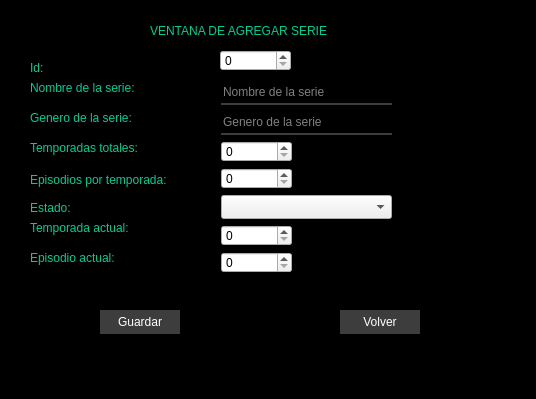
This is ProyectoFinal_Crud_Series-joel-parte/ventanaagregar.ui in josiasarevalorm-jj/ProyectoFinal_Crud_Series as Qt 5 draws it before an edit. The edited form follows.
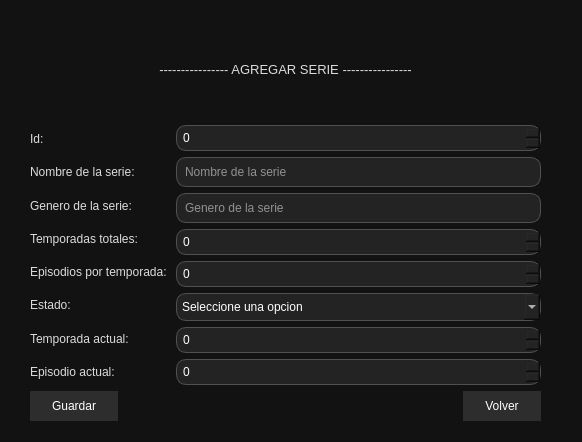
This is the edited form.

```diff
--- a/ProyectoFinal_Crud_Series-joel-parte/ventanaagregar.ui
+++ b/ProyectoFinal_Crud_Series-joel-parte/ventanaagregar.ui
@@ -6,91 +6,90 @@
    <rect>
     <x>0</x>
     <y>0</y>
-    <width>536</width>
-    <height>399</height>
+    <width>582</width>
+    <height>442</height>
    </rect>
   </property>
-  <property name="palette">
-   <palette>
-    <active>
-     <colorrole role="Window">
-      <brush brushstyle="SolidPattern">
-       <color alpha="255">
-        <red>0</red>
-        <green>0</green>
-        <blue>0</blue>
-       </color>
-      </brush>
-     </colorrole>
-    </active>
-    <inactive>
-     <colorrole role="Window">
-      <brush brushstyle="SolidPattern">
-       <color alpha="255">
-        <red>0</red>
-        <green>0</green>
-        <blue>0</blue>
-       </color>
-      </brush>
-     </colorrole>
-    </inactive>
-    <disabled>
-     <colorrole role="Base">
-      <brush brushstyle="SolidPattern">
-       <color alpha="255">
-        <red>0</red>
-        <green>0</green>
-        <blue>0</blue>
-       </color>
-      </brush>
-     </colorrole>
-     <colorrole role="Window">
-      <brush brushstyle="SolidPattern">
-       <color alpha="255">
-        <red>0</red>
-        <green>0</green>
-        <blue>0</blue>
-       </color>
-      </brush>
-     </colorrole>
-    </disabled>
-   </palette>
-  </property>
   <property name="windowTitle">
    <string>Dialog</string>
   </property>
   <property name="styleSheet">
-   <string notr="true">QFrame {
-	background-color: rgb(0, 0, 0);
-	background-color: rgb(0, 0, 0);
-	background-color: rgb(0, 0, 0);
-	background-color: rgb(0, 0, 0);
-    background-color: rgb(61, 61, 61);
+   <string notr="true">/* =====================
+   FONDO DEL DIALOG
+===================== */
+QDialog {
+    background-color: rgb(18, 18, 18);
 }
 
-/* ---------- QLabel ---------- */
+/* =====================
+   TITULO ROJO
+===================== */
+QLabel#labelTitulo {
+    background-color: rgb(229, 9, 20);   /* Rojo Netflix */
+    color: white;
+    font: 90 24pt &quot;Arial Black&quot;;          /* MÁS GRANDE y fuerte */
+    border-radius: 18px;
+    padding: 12px;
+    letter-spacing: 2px;                  /* Espaciado entre letras */
+    qproperty-alignment: AlignCenter;
+}
+
+/* =====================
+   LABELS (TEXTOS)
+===================== */
 QLabel {
-    font: 87 12pt &quot;Arial Black&quot;;
-    background-color: #000000;
-    color: rgb(0, 206, 151);
-    border: 0px;
+    color: rgb(220, 220, 220);
+    font: 10pt &quot;Arial&quot;;
 }
 
-/* ---------- QLineEdit ---------- */
+/* =====================
+   INPUT TEXTO
+===================== */
 QLineEdit {
-    border: 0px;
-    border-bottom: 2px solid rgb(61, 61, 61);
-    color: rgb(255, 255, 255);
-    background-color: rgb(0, 0, 0);
-    font: 75 12pt &quot;Times New Roman&quot;;
+    background-color: rgb(35, 35, 35);
+    color: white;
+    border: 1px solid rgb(80, 80, 80);
+    border-radius: 10px;
+    padding: 6px;
 }
 
-/* ---------- QPushButton ---------- */
+/* =====================
+   SPINBOX
+===================== */
+QSpinBox {
+    background-color: rgb(35, 35, 35);
+    color: white;
+    border: 1px solid rgb(80, 80, 80);
+    border-radius: 10px;
+    padding: 4px;
+}
+
+/* =====================
+   COMBOBOX
+===================== */
+QComboBox {
+    background-color: rgb(35, 35, 35);
+    color: white;
+    border: 1px solid rgb(80, 80, 80);
+    border-radius: 10px;
+    padding: 5px;
+}
+
+QComboBox QAbstractItemView {
+    background-color: rgb(25, 25, 25);
+    color: white;
+    selection-background-color: rgb(229, 9, 20);
+}
+
+/* =====================
+   BOTONES
+===================== */
 QPushButton {
-    background-color: rgb(61, 61, 61);
-    border-radius: 15px;
-    color: rgb(255, 255, 255);
-    font: 77 10pt &quot;Arial Black&quot;;
+    background-color: rgb(45, 45, 45);
+    color: white;
+    font: 11pt &quot;Arial Black&quot;;
+    border-radius: 18px;
+    padding: 8px 22px;
 }
 
 QPushButton:hover {
@@ -98,91 +97,75 @@
     color: rgb(0, 0, 0);
 }
 
-/* ---------- QTableWidget ---------- */
-QTableWidget {
-    background-color: rgb(255, 255, 255);
-    color: rgb(0, 0, 0);
-    gridline-color: rgb(0, 206, 151);
-    font-size: 12pt;
-}
-
-/* ---------- Encabezados ---------- */
-QHeaderView::section {
-    background-color: rgb(0, 206, 151);
-    border: 1px solid rgb(0, 0, 0);
-    font-size: 12pt;
-}
-
-/* ---------- Botón esquina tabla ---------- */
-QTableWidget QTableCornerButton::section {
-    background-color: rgb(0, 0, 0);
-    border: 1px solid rgb(0, 206, 151);
+QPushButton:pressed {
+    background-color: rgb(180, 0, 0);
 }</string>
   </property>
-  <widget class="QLabel" name="label">
+  <widget class="QWidget" name="">
    <property name="geometry">
     <rect>
-     <x>150</x>
+     <x>30</x>
      <y>20</y>
-     <width>261</width>
-     <height>21</height>
+     <width>511</width>
+     <height>401</height>
     </rect>
+   </property>
+   <layout class="QVBoxLayout" name="verticalLayout_3">
+    <item>
+     <widget class="QLabel" name="label">
+      <property name="font">
+       <font>
+        <family>Arial</family>
+        <pointsize>10</pointsize>
+        <italic>false</italic>
+        <bold>false</bold>
+       </font>
    </property>
    <property name="styleSheet">
     <string notr="true"/>
    </property>
    <property name="text">
-    <string>VENTANA DE AGREGAR SERIE</string>
-   </property>
-  </widget>
+       <string>---------------- AGREGAR SERIE ----------------</string>
+      </property>
+      <property name="alignment">
+       <set>Qt::AlignmentFlag::AlignCenter</set>
+      </property>
+     </widget>
+    </item>
+    <item>
+     <layout class="QHBoxLayout" name="horizontalLayout">
+      <item>
+       <layout class="QVBoxLayout" name="verticalLayout">
+        <item>
+         <widget class="QLabel" name="label_9">
+          <property name="text">
+           <string>Id:</string>
+          </property>
+         </widget>
+        </item>
+        <item>
   <widget class="QLabel" name="label_2">
-   <property name="geometry">
-    <rect>
-     <x>30</x>
-     <y>80</y>
-     <width>151</width>
-     <height>16</height>
-    </rect>
-   </property>
    <property name="text">
     <string>Nombre de la serie: </string>
    </property>
   </widget>
+        </item>
+        <item>
   <widget class="QLabel" name="label_3">
-   <property name="geometry">
-    <rect>
-     <x>30</x>
-     <y>110</y>
-     <width>151</width>
-     <height>16</height>
-    </rect>
-   </property>
    <property name="text">
     <string>Genero de la serie: </string>
    </property>
   </widget>
+        </item>
+        <item>
   <widget class="QLabel" name="label_4">
-   <property name="geometry">
-    <rect>
-     <x>30</x>
-     <y>140</y>
-     <width>151</width>
-     <height>16</height>
-    </rect>
-   </property>
    <property name="text">
     <string>Temporadas totales:</string>
    </property>
   </widget>
+        </item>
+        <item>
   <widget class="QLabel" name="label_5">
-   <property name="geometry">
-    <rect>
-     <x>30</x>
-     <y>170</y>
-     <width>191</width>
-     <height>20</height>
-    </rect>
-   </property>
    <property name="autoFillBackground">
     <bool>false</bool>
    </property>
@@ -190,15 +173,9 @@
     <string>Episodios por temporada: </string>
    </property>
   </widget>
+        </item>
+        <item>
   <widget class="QLabel" name="label_6">
-   <property name="geometry">
-    <rect>
-     <x>30</x>
-     <y>200</y>
-     <width>81</width>
-     <height>16</height>
-    </rect>
-   </property>
    <property name="autoFillBackground">
     <bool>false</bool>
    </property>
@@ -206,15 +183,9 @@
     <string>Estado: </string>
    </property>
   </widget>
+        </item>
+        <item>
   <widget class="QLabel" name="label_7">
-   <property name="geometry">
-    <rect>
-     <x>30</x>
-     <y>220</y>
-     <width>141</width>
-     <height>16</height>
-    </rect>
-   </property>
    <property name="autoFillBackground">
     <bool>false</bool>
    </property>
@@ -222,15 +193,9 @@
     <string>Temporada actual:</string>
    </property>
   </widget>
+        </item>
+        <item>
   <widget class="QLabel" name="label_8">
-   <property name="geometry">
-    <rect>
-     <x>30</x>
-     <y>250</y>
-     <width>131</width>
-     <height>16</height>
-    </rect>
-   </property>
    <property name="autoFillBackground">
     <bool>false</bool>
    </property>
@@ -238,93 +203,48 @@
     <string>Episodio actual: </string>
    </property>
   </widget>
-  <widget class="QPushButton" name="btnGuardar">
-   <property name="geometry">
-    <rect>
-     <x>100</x>
-     <y>310</y>
-     <width>80</width>
-     <height>24</height>
-    </rect>
-   </property>
-   <property name="text">
-    <string>Guardar</string>
-   </property>
-  </widget>
-  <widget class="QPushButton" name="btnVolver">
-   <property name="geometry">
-    <rect>
-     <x>340</x>
-     <y>310</y>
-     <width>80</width>
-     <height>24</height>
-    </rect>
-   </property>
-   <property name="text">
-    <string>Volver</string>
-   </property>
-  </widget>
+        </item>
+       </layout>
+      </item>
+      <item>
+       <layout class="QVBoxLayout" name="verticalLayout_2">
+        <item>
+         <widget class="QSpinBox" name="spinId">
+          <property name="maximum">
+           <number>50</number>
+          </property>
+         </widget>
+        </item>
+        <item>
   <widget class="QLineEdit" name="txtNombre">
-   <property name="geometry">
-    <rect>
-     <x>221</x>
-     <y>81</y>
-     <width>171</width>
-     <height>24</height>
-    </rect>
-   </property>
    <property name="placeholderText">
     <string>Nombre de la serie</string>
    </property>
   </widget>
+        </item>
+        <item>
   <widget class="QLineEdit" name="txtGenero">
-   <property name="geometry">
-    <rect>
-     <x>221</x>
-     <y>111</y>
-     <width>171</width>
-     <height>24</height>
-    </rect>
-   </property>
    <property name="placeholderText">
     <string>Genero de la serie</string>
    </property>
   </widget>
+        </item>
+        <item>
   <widget class="QSpinBox" name="spinTemTotal">
-   <property name="geometry">
-    <rect>
-     <x>221</x>
-     <y>141</y>
-     <width>71</width>
-     <height>21</height>
-    </rect>
-   </property>
    <property name="maximum">
     <number>50</number>
    </property>
   </widget>
+        </item>
+        <item>
   <widget class="QSpinBox" name="spinEpTotal">
-   <property name="geometry">
-    <rect>
-     <x>221</x>
-     <y>168</y>
-     <width>71</width>
-     <height>21</height>
-    </rect>
-   </property>
    <property name="maximum">
     <number>50</number>
    </property>
   </widget>
+        </item>
+        <item>
   <widget class="QComboBox" name="cmbEstado">
-   <property name="geometry">
-    <rect>
-     <x>221</x>
-     <y>195</y>
-     <width>171</width>
-     <height>24</height>
-    </rect>
-   </property>
    <property name="placeholderText">
     <string>Seleccione una opcion</string>
    </property>
@@ -344,57 +264,57 @@
     </property>
    </item>
   </widget>
+        </item>
+        <item>
   <widget class="QSpinBox" name="spinTemActual">
-   <property name="geometry">
-    <rect>
-     <x>221</x>
-     <y>225</y>
-     <width>71</width>
-     <height>21</height>
-    </rect>
-   </property>
    <property name="maximum">
     <number>50</number>
    </property>
   </widget>
+        </item>
+        <item>
   <widget class="QSpinBox" name="spinEpActual">
-   <property name="geometry">
-    <rect>
-     <x>221</x>
-     <y>252</y>
-     <width>71</width>
-     <height>21</height>
-    </rect>
-   </property>
    <property name="maximum">
     <number>50</number>
    </property>
   </widget>
-  <widget class="QSpinBox" name="spinId">
-   <property name="geometry">
-    <rect>
-     <x>220</x>
-     <y>50</y>
-     <width>71</width>
-     <height>21</height>
-    </rect>
-   </property>
-   <property name="maximum">
-    <number>50</number>
-   </property>
-  </widget>
-  <widget class="QLabel" name="label_9">
-   <property name="geometry">
-    <rect>
-     <x>30</x>
-     <y>60</y>
-     <width>105</width>
-     <height>16</height>
-    </rect>
-   </property>
+        </item>
+       </layout>
+      </item>
+     </layout>
+    </item>
+    <item>
+     <layout class="QHBoxLayout" name="horizontalLayout_2">
+      <item>
+       <widget class="QPushButton" name="btnGuardar">
+        <property name="text">
+         <string>Guardar</string>
+        </property>
+       </widget>
+      </item>
+      <item>
+       <spacer name="horizontalSpacer">
+        <property name="orientation">
+         <enum>Qt::Orientation::Horizontal</enum>
+        </property>
+        <property name="sizeHint" stdset="0">
+         <size>
+          <width>40</width>
+          <height>20</height>
+         </size>
+        </property>
+       </spacer>
+      </item>
+      <item>
+       <widget class="QPushButton" name="btnVolver">
    <property name="text">
-    <string>Id:</string>
-   </property>
+         <string>Volver</string>
+        </property>
+       </widget>
+      </item>
+     </layout>
+    </item>
+   </layout>
   </widget>
  </widget>
  <resources/>
```
Left out of the diff: 3 changed lines with no effect on the pictures. Lines whose indentation alone changed are shown as unchanged.
